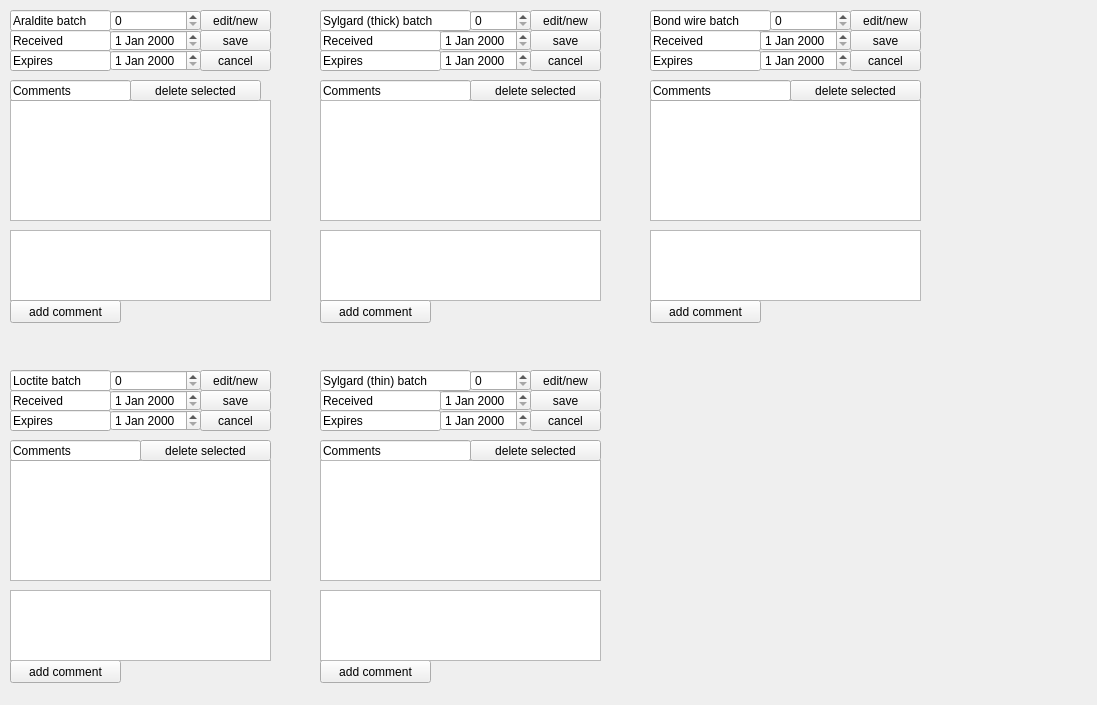
Old version of the form pages_ui/view_supplies.ui in the repository IncandelaLab/SharedUI.
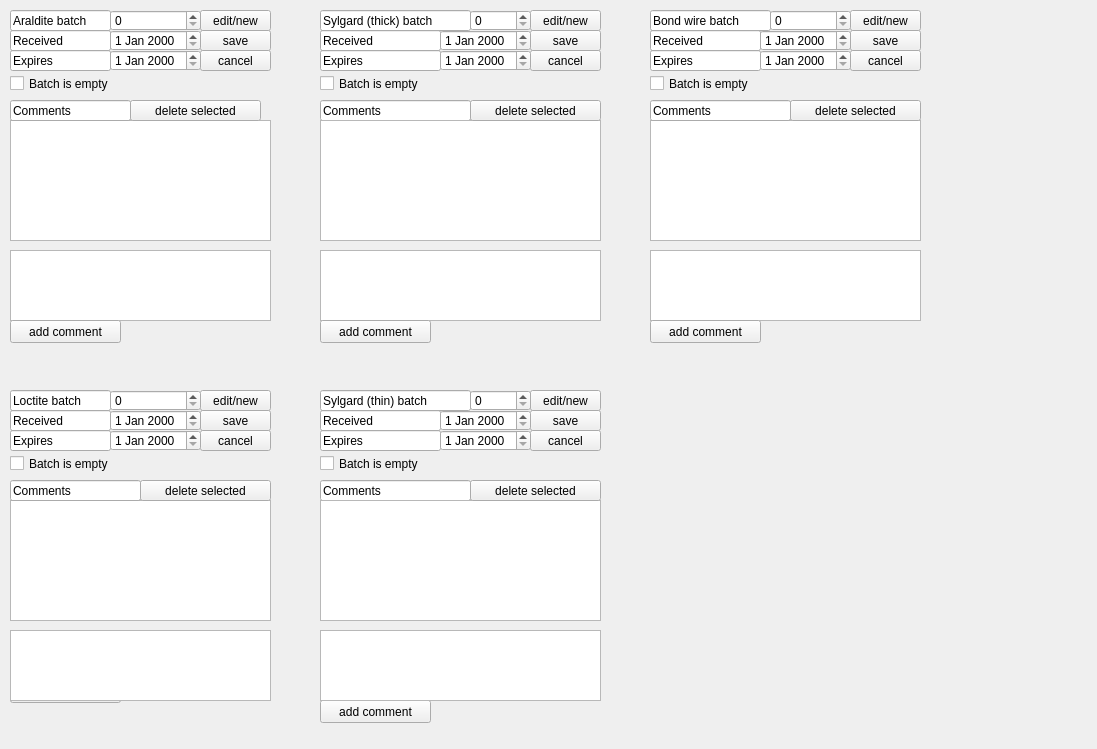
New version of the form.

Commit message: Check institution selection, fix some XML format issues

```diff
--- a/pages_ui/view_supplies.ui
+++ b/pages_ui/view_supplies.ui
@@ -7,7 +7,7 @@
     <x>0</x>
     <y>0</y>
     <width>1097</width>
-    <height>705</height>
+    <height>749</height>
    </rect>
   </property>
   <property name="windowTitle">
@@ -46,7 +46,7 @@
    <property name="geometry">
     <rect>
      <x>10</x>
-     <y>100</y>
+     <y>120</y>
      <width>261</width>
      <height>121</height>
     </rect>
@@ -56,7 +56,7 @@
    <property name="geometry">
     <rect>
      <x>10</x>
-     <y>80</y>
+     <y>100</y>
      <width>121</width>
      <height>21</height>
     </rect>
@@ -72,7 +72,7 @@
    <property name="geometry">
     <rect>
      <x>130</x>
-     <y>80</y>
+     <y>100</y>
      <width>131</width>
      <height>21</height>
     </rect>
@@ -85,7 +85,7 @@
    <property name="geometry">
     <rect>
      <x>10</x>
-     <y>230</y>
+     <y>250</y>
      <width>261</width>
      <height>71</height>
     </rect>
@@ -95,7 +95,7 @@
    <property name="geometry">
     <rect>
      <x>10</x>
-     <y>300</y>
+     <y>320</y>
      <width>111</width>
      <height>23</height>
     </rect>
@@ -199,7 +199,7 @@
    <property name="geometry">
     <rect>
      <x>10</x>
-     <y>410</y>
+     <y>430</y>
      <width>101</width>
      <height>21</height>
     </rect>
@@ -215,7 +215,7 @@
    <property name="geometry">
     <rect>
      <x>10</x>
-     <y>390</y>
+     <y>410</y>
      <width>101</width>
      <height>21</height>
     </rect>
@@ -231,7 +231,7 @@
    <property name="geometry">
     <rect>
      <x>10</x>
-     <y>460</y>
+     <y>500</y>
      <width>261</width>
      <height>121</height>
     </rect>
@@ -241,7 +241,7 @@
    <property name="geometry">
     <rect>
      <x>10</x>
-     <y>440</y>
+     <y>480</y>
      <width>131</width>
      <height>21</height>
     </rect>
@@ -257,7 +257,7 @@
    <property name="geometry">
     <rect>
      <x>140</x>
-     <y>440</y>
+     <y>480</y>
      <width>131</width>
      <height>21</height>
     </rect>
@@ -270,7 +270,7 @@
    <property name="geometry">
     <rect>
      <x>200</x>
-     <y>410</y>
+     <y>430</y>
      <width>71</width>
      <height>21</height>
     </rect>
@@ -283,7 +283,7 @@
    <property name="geometry">
     <rect>
      <x>10</x>
-     <y>660</y>
+     <y>680</y>
      <width>111</width>
      <height>23</height>
     </rect>
@@ -296,7 +296,7 @@
    <property name="geometry">
     <rect>
      <x>10</x>
-     <y>370</y>
+     <y>390</y>
      <width>101</width>
      <height>21</height>
     </rect>
@@ -315,7 +315,7 @@
    <property name="geometry">
     <rect>
      <x>110</x>
-     <y>390</y>
+     <y>410</y>
      <width>91</width>
      <height>21</height>
     </rect>
@@ -325,7 +325,7 @@
    <property name="geometry">
     <rect>
      <x>10</x>
-     <y>590</y>
+     <y>630</y>
      <width>261</width>
      <height>71</height>
     </rect>
@@ -335,7 +335,7 @@
    <property name="geometry">
     <rect>
      <x>200</x>
-     <y>390</y>
+     <y>410</y>
      <width>71</width>
      <height>21</height>
     </rect>
@@ -348,7 +348,7 @@
    <property name="geometry">
     <rect>
      <x>110</x>
-     <y>410</y>
+     <y>430</y>
      <width>91</width>
      <height>21</height>
     </rect>
@@ -358,7 +358,7 @@
    <property name="geometry">
     <rect>
      <x>200</x>
-     <y>370</y>
+     <y>390</y>
      <width>71</width>
      <height>21</height>
     </rect>
@@ -371,7 +371,7 @@
    <property name="geometry">
     <rect>
      <x>110</x>
-     <y>370</y>
+     <y>390</y>
      <width>91</width>
      <height>21</height>
     </rect>
@@ -384,7 +384,7 @@
    <property name="geometry">
     <rect>
      <x>470</x>
-     <y>370</y>
+     <y>390</y>
      <width>61</width>
      <height>21</height>
     </rect>
@@ -397,7 +397,7 @@
    <property name="geometry">
     <rect>
      <x>320</x>
-     <y>660</y>
+     <y>700</y>
      <width>111</width>
      <height>23</height>
     </rect>
@@ -410,7 +410,7 @@
    <property name="geometry">
     <rect>
      <x>320</x>
-     <y>410</y>
+     <y>430</y>
      <width>121</width>
      <height>21</height>
     </rect>
@@ -426,7 +426,7 @@
    <property name="geometry">
     <rect>
      <x>320</x>
-     <y>440</y>
+     <y>480</y>
      <width>151</width>
      <height>21</height>
     </rect>
@@ -442,7 +442,7 @@
    <property name="geometry">
     <rect>
      <x>320</x>
-     <y>390</y>
+     <y>410</y>
      <width>121</width>
      <height>21</height>
     </rect>
@@ -458,7 +458,7 @@
    <property name="geometry">
     <rect>
      <x>530</x>
-     <y>390</y>
+     <y>410</y>
      <width>71</width>
      <height>21</height>
     </rect>
@@ -471,7 +471,7 @@
    <property name="geometry">
     <rect>
      <x>320</x>
-     <y>370</y>
+     <y>390</y>
      <width>151</width>
      <height>21</height>
     </rect>
@@ -487,7 +487,7 @@
    <property name="geometry">
     <rect>
      <x>320</x>
-     <y>460</y>
+     <y>500</y>
      <width>281</width>
      <height>121</height>
     </rect>
@@ -497,7 +497,7 @@
    <property name="geometry">
     <rect>
      <x>470</x>
-     <y>440</y>
+     <y>480</y>
      <width>131</width>
      <height>21</height>
     </rect>
@@ -510,7 +510,7 @@
    <property name="geometry">
     <rect>
      <x>320</x>
-     <y>590</y>
+     <y>630</y>
      <width>281</width>
      <height>71</height>
     </rect>
@@ -520,7 +520,7 @@
    <property name="geometry">
     <rect>
      <x>530</x>
-     <y>410</y>
+     <y>430</y>
      <width>71</width>
      <height>21</height>
     </rect>
@@ -533,7 +533,7 @@
    <property name="geometry">
     <rect>
      <x>440</x>
-     <y>410</y>
+     <y>430</y>
      <width>91</width>
      <height>21</height>
     </rect>
@@ -543,7 +543,7 @@
    <property name="geometry">
     <rect>
      <x>440</x>
-     <y>390</y>
+     <y>410</y>
      <width>91</width>
      <height>21</height>
     </rect>
@@ -553,7 +553,7 @@
    <property name="geometry">
     <rect>
      <x>530</x>
-     <y>370</y>
+     <y>390</y>
      <width>71</width>
      <height>21</height>
     </rect>
@@ -595,7 +595,7 @@
    <property name="geometry">
     <rect>
      <x>320</x>
-     <y>80</y>
+     <y>100</y>
      <width>151</width>
      <height>21</height>
     </rect>
@@ -637,7 +637,7 @@
    <property name="geometry">
     <rect>
      <x>320</x>
-     <y>100</y>
+     <y>120</y>
      <width>281</width>
      <height>121</height>
     </rect>
@@ -663,7 +663,7 @@
    <property name="geometry">
     <rect>
      <x>470</x>
-     <y>80</y>
+     <y>100</y>
      <width>131</width>
      <height>21</height>
     </rect>
@@ -676,7 +676,7 @@
    <property name="geometry">
     <rect>
      <x>320</x>
-     <y>230</y>
+     <y>250</y>
      <width>281</width>
      <height>71</height>
     </rect>
@@ -702,7 +702,7 @@
    <property name="geometry">
     <rect>
      <x>320</x>
-     <y>300</y>
+     <y>320</y>
      <width>111</width>
      <height>23</height>
     </rect>
@@ -774,7 +774,7 @@
    <property name="geometry">
     <rect>
      <x>650</x>
-     <y>100</y>
+     <y>120</y>
      <width>271</width>
      <height>121</height>
     </rect>
@@ -797,7 +797,7 @@
    <property name="geometry">
     <rect>
      <x>790</x>
-     <y>80</y>
+     <y>100</y>
      <width>131</width>
      <height>21</height>
     </rect>
@@ -823,7 +823,7 @@
    <property name="geometry">
     <rect>
      <x>650</x>
-     <y>80</y>
+     <y>100</y>
      <width>141</width>
      <height>21</height>
     </rect>
@@ -852,7 +852,7 @@
    <property name="geometry">
     <rect>
      <x>650</x>
-     <y>230</y>
+     <y>250</y>
      <width>271</width>
      <height>71</height>
     </rect>
@@ -917,7 +917,7 @@
    <property name="geometry">
     <rect>
      <x>650</x>
-     <y>300</y>
+     <y>320</y>
      <width>111</width>
      <height>23</height>
     </rect>
@@ -926,6 +926,71 @@
     <string>add comment</string>
    </property>
   </widget>
+  <widget class="QCheckBox" name="ckIsAralditeEmpty">
+   <property name="geometry">
+    <rect>
+     <x>10</x>
+     <y>75</y>
+     <width>161</width>
+     <height>17</height>
+    </rect>
+   </property>
+   <property name="text">
+    <string>Batch is empty</string>
+   </property>
+  </widget>
+  <widget class="QCheckBox" name="ckIsSylgardThickEmpty">
+   <property name="geometry">
+    <rect>
+     <x>320</x>
+     <y>75</y>
+     <width>161</width>
+     <height>17</height>
+    </rect>
+   </property>
+   <property name="text">
+    <string>Batch is empty</string>
+   </property>
+  </widget>
+  <widget class="QCheckBox" name="ckIsBondWireEmpty">
+   <property name="geometry">
+    <rect>
+     <x>650</x>
+     <y>75</y>
+     <width>161</width>
+     <height>17</height>
+    </rect>
+   </property>
+   <property name="text">
+    <string>Batch is empty</string>
+   </property>
+  </widget>
+  <widget class="QCheckBox" name="ckIsLoctiteEmpty">
+   <property name="geometry">
+    <rect>
+     <x>10</x>
+     <y>455</y>
+     <width>161</width>
+     <height>17</height>
+    </rect>
+   </property>
+   <property name="text">
+    <string>Batch is empty</string>
+   </property>
+  </widget>
+  <widget class="QCheckBox" name="ckIsSylgardThinEmpty">
+   <property name="geometry">
+    <rect>
+     <x>320</x>
+     <y>455</y>
+     <width>161</width>
+     <height>17</height>
+    </rect>
+   </property>
+   <property name="text">
+    <string>Batch is empty</string>
+   </property>
+  </widget>
  </widget>
  <resources/>
  <connections/>
```
The commit also changes 35 other files.
